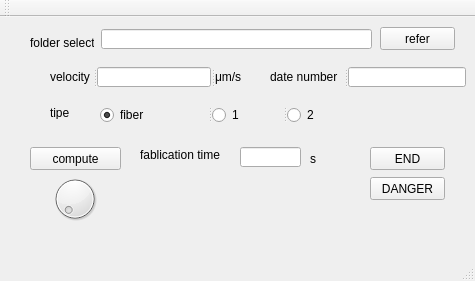
komada2/FabricationTime, file mainwindow.ui: the form before one commit.
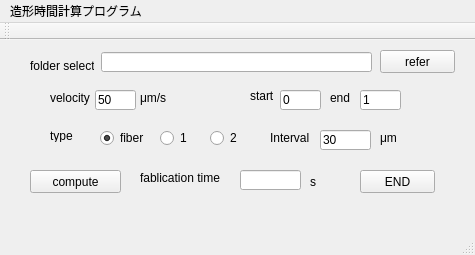
The form after the commit.

Commit message: 積層間隔，指定層数オーバーのエラー表示を追加

The edit to the form file:
```diff
--- a/mainwindow.ui
+++ b/mainwindow.ui
@@ -7,7 +7,7 @@
     <x>0</x>
     <y>0</y>
     <width>475</width>
-    <height>281</height>
+    <height>255</height>
    </rect>
   </property>
   <property name="windowTitle">
@@ -17,7 +17,7 @@
    <widget class="QPushButton" name="end_button">
     <property name="geometry">
      <rect>
-      <x>370</x>
+      <x>360</x>
       <y>130</y>
       <width>75</width>
       <height>23</height>
@@ -63,7 +63,7 @@
      </rect>
     </property>
     <property name="text">
-     <string>tipe</string>
+     <string>type</string>
     </property>
    </widget>
    <widget class="QLabel" name="label_8">
@@ -79,16 +79,6 @@
      <string>s</string>
     </property>
    </widget>
-   <widget class="QDial" name="dial">
-    <property name="geometry">
-     <rect>
-      <x>50</x>
-      <y>150</y>
-      <width>50</width>
-      <height>64</height>
-     </rect>
-    </property>
-   </widget>
    <widget class="QPushButton" name="pushButton_2">
     <property name="geometry">
      <rect>
@@ -102,80 +92,6 @@
      <string>compute</string>
     </property>
    </widget>
-   <widget class="QSplitter" name="splitter_4">
-    <property name="geometry">
-     <rect>
-      <x>100</x>
-      <y>90</y>
-      <width>258</width>
-      <height>16</height>
-     </rect>
-    </property>
-    <property name="orientation">
-     <enum>Qt::Horizontal</enum>
-    </property>
-    <widget class="QRadioButton" name="radioButton">
-     <property name="text">
-      <string>fiber</string>
-     </property>
-     <property name="checked">
-      <bool>true</bool>
-     </property>
-    </widget>
-    <widget class="QRadioButton" name="radioButton_2">
-     <property name="text">
-      <string>1</string>
-     </property>
-    </widget>
-    <widget class="QRadioButton" name="radioButton_3">
-     <property name="text">
-      <string>2</string>
-     </property>
-    </widget>
-   </widget>
-   <widget class="QSplitter" name="splitter_2">
-    <property name="geometry">
-     <rect>
-      <x>50</x>
-      <y>50</y>
-      <width>194</width>
-      <height>20</height>
-     </rect>
-    </property>
-    <property name="orientation">
-     <enum>Qt::Horizontal</enum>
-    </property>
-    <widget class="QLabel" name="label_4">
-     <property name="text">
-      <string>velocity</string>
-     </property>
-    </widget>
-    <widget class="QLineEdit" name="time_lineEdit"/>
-    <widget class="QLabel" name="label_6">
-     <property name="text">
-      <string>μm/s</string>
-     </property>
-    </widget>
-   </widget>
-   <widget class="QSplitter" name="splitter_3">
-    <property name="geometry">
-     <rect>
-      <x>270</x>
-      <y>50</y>
-      <width>196</width>
-      <height>20</height>
-     </rect>
-    </property>
-    <property name="orientation">
-     <enum>Qt::Horizontal</enum>
-    </property>
-    <widget class="QLabel" name="label_5">
-     <property name="text">
-      <string>date number</string>
-     </property>
-    </widget>
-    <widget class="QLineEdit" name="datenum_lineEdit"/>
-   </widget>
    <widget class="QLineEdit" name="refer_lineEdit">
     <property name="geometry">
      <rect>
@@ -215,17 +131,176 @@
      </rect>
     </property>
    </widget>
-   <widget class="QPushButton" name="danger_pushButton">
+   <widget class="QLineEdit" name="start_lineEdit">
     <property name="geometry">
      <rect>
-      <x>370</x>
-      <y>160</y>
-      <width>75</width>
-      <height>23</height>
+      <x>280</x>
+      <y>50</y>
+      <width>41</width>
+      <height>20</height>
      </rect>
     </property>
     <property name="text">
-     <string>DANGER</string>
+     <string>0</string>
+    </property>
+   </widget>
+   <widget class="QLabel" name="label_2">
+    <property name="geometry">
+     <rect>
+      <x>250</x>
+      <y>50</y>
+      <width>50</width>
+      <height>12</height>
+     </rect>
+    </property>
+    <property name="text">
+     <string>start</string>
+    </property>
+   </widget>
+   <widget class="QLineEdit" name="interval_lineEdit">
+    <property name="geometry">
+     <rect>
+      <x>320</x>
+      <y>90</y>
+      <width>51</width>
+      <height>20</height>
+     </rect>
+    </property>
+    <property name="text">
+     <string>30</string>
+    </property>
+   </widget>
+   <widget class="QLabel" name="label_9">
+    <property name="geometry">
+     <rect>
+      <x>270</x>
+      <y>90</y>
+      <width>50</width>
+      <height>16</height>
+     </rect>
+    </property>
+    <property name="text">
+     <string>Interval</string>
+    </property>
+   </widget>
+   <widget class="QLabel" name="label_12">
+    <property name="geometry">
+     <rect>
+      <x>380</x>
+      <y>90</y>
+      <width>51</width>
+      <height>16</height>
+     </rect>
+    </property>
+    <property name="text">
+     <string>μm</string>
+    </property>
+   </widget>
+   <widget class="QLabel" name="label_5">
+    <property name="geometry">
+     <rect>
+      <x>330</x>
+      <y>50</y>
+      <width>21</width>
+      <height>16</height>
+     </rect>
+    </property>
+    <property name="text">
+     <string>end</string>
+    </property>
+   </widget>
+   <widget class="QLineEdit" name="datenum_lineEdit">
+    <property name="geometry">
+     <rect>
+      <x>360</x>
+      <y>50</y>
+      <width>41</width>
+      <height>20</height>
+     </rect>
+    </property>
+    <property name="text">
+     <string>1</string>
+    </property>
+   </widget>
+   <widget class="QLabel" name="label_4">
+    <property name="geometry">
+     <rect>
+      <x>50</x>
+      <y>50</y>
+      <width>40</width>
+      <height>16</height>
+     </rect>
+    </property>
+    <property name="text">
+     <string>velocity</string>
+    </property>
+   </widget>
+   <widget class="QLineEdit" name="time_lineEdit">
+    <property name="geometry">
+     <rect>
+      <x>95</x>
+      <y>50</y>
+      <width>41</width>
+      <height>20</height>
+     </rect>
+    </property>
+    <property name="text">
+     <string>50</string>
+    </property>
+   </widget>
+   <widget class="QLabel" name="label_6">
+    <property name="geometry">
+     <rect>
+      <x>140</x>
+      <y>50</y>
+      <width>33</width>
+      <height>16</height>
+     </rect>
+    </property>
+    <property name="text">
+     <string>μm/s</string>
+    </property>
+   </widget>
+   <widget class="QRadioButton" name="radioButton">
+    <property name="geometry">
+     <rect>
+      <x>100</x>
+      <y>90</y>
+      <width>46</width>
+      <height>16</height>
+     </rect>
+    </property>
+    <property name="text">
+     <string>fiber</string>
+    </property>
+    <property name="checked">
+     <bool>true</bool>
+    </property>
+   </widget>
+   <widget class="QRadioButton" name="radioButton_2">
+    <property name="geometry">
+     <rect>
+      <x>160</x>
+      <y>90</y>
+      <width>29</width>
+      <height>16</height>
+     </rect>
+    </property>
+    <property name="text">
+     <string>1</string>
+    </property>
+   </widget>
+   <widget class="QRadioButton" name="radioButton_3">
+    <property name="geometry">
+     <rect>
+      <x>210</x>
+      <y>90</y>
+      <width>29</width>
+      <height>16</height>
+     </rect>
+    </property>
+    <property name="text">
+     <string>2</string>
     </property>
    </widget>
    <zorder>pushButton_2</zorder>
@@ -252,6 +327,12 @@
      <height>24</height>
     </rect>
    </property>
+   <widget class="QMenu" name="menu">
+    <property name="title">
+     <string>造形時間計算プログラム</string>
+    </property>
+   </widget>
+   <addaction name="menu"/>
   </widget>
   <widget class="QToolBar" name="mainToolBar">
    <attribute name="toolBarArea">
```
Left out of the diff: 7 changed lines with no effect on the pictures. The commit also changes 2 other files.
